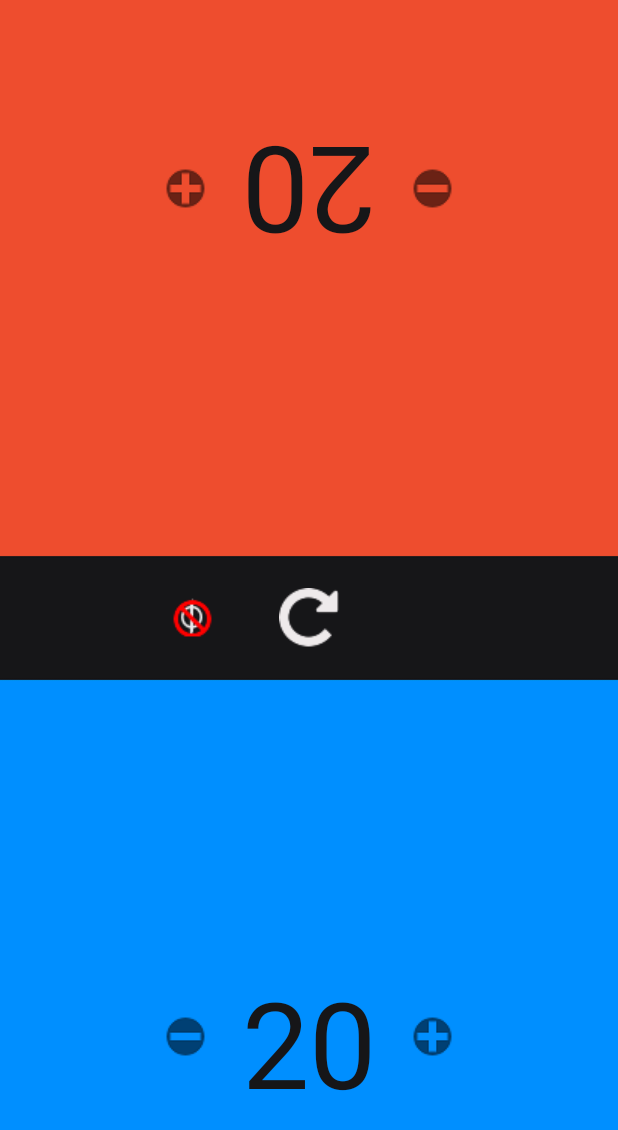
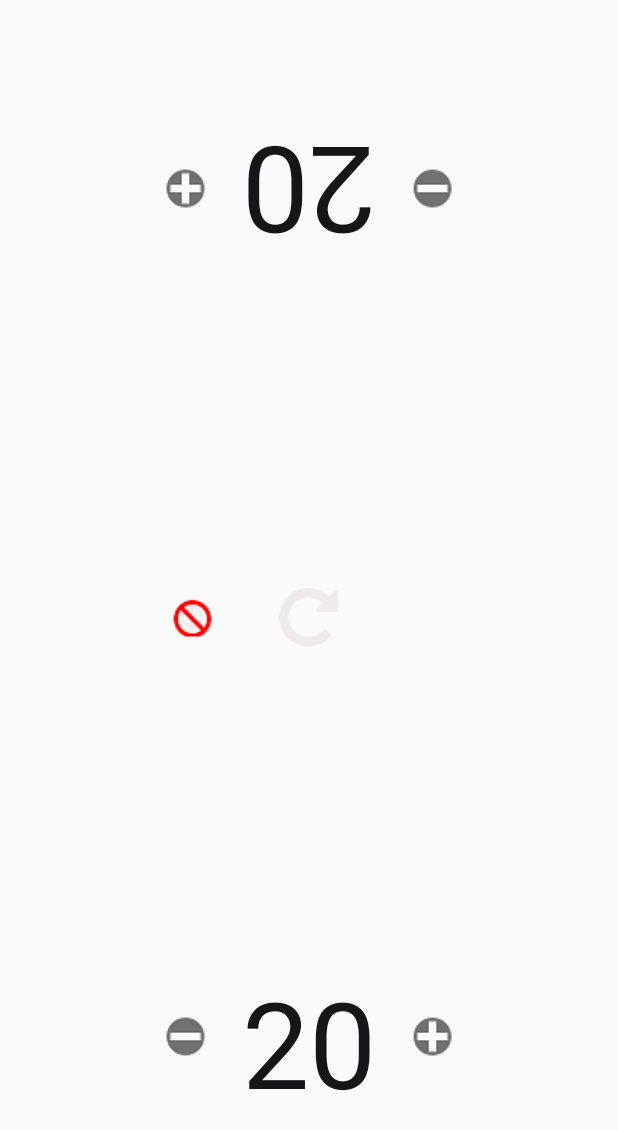
Before and after one commit to MarcelJurtz/LifeCounter, an Android app: the screen it shows after launch (MainActivity), on a phone screen of 412 x 824 dp. Shown: the top 1130 px of the screen. Run offline under Robolectric (Android 15) with nearby library versions, the light colour scheme and no system bars.

Commit message:
Added Images for Color-Buttons

```diff
--- a/app/src/main/res/layout/activity_main.xml
+++ b/app/src/main/res/layout/activity_main.xml
@@ -8,7 +8,6 @@
     android:paddingRight="@dimen/activity_horizontal_margin"
     android:paddingTop="@dimen/activity_vertical_margin"
     tools:context="com.marceljurtz.lifecounter.MainActivity"
-    android:background="@drawable/background_small"
     android:id="@+id/mainLayout">
 
     <!-- Gegner -->
--- a/app/src/main/res/values/colors.xml
+++ b/app/src/main/res/values/colors.xml
@@ -3,4 +3,7 @@
     <color name="colorPrimary">#161618</color>
     <color name="colorPrimaryDark">#161618</color>
     <color name="colorAccent">#FF4081</color>
+    <color name="homeDefault">#008fff</color>
+    <color name="guestDefault">#ee4d2e</color>
+    <color name="settingsBar">#161618</color>
 </resources>
```
Also changed, not shown: app/src/main/res/drawable/black_35.png (added), app/src/main/res/drawable/blue_35.png (added), app/src/main/res/drawable/button_minus_25.png (deleted), app/src/main/res/drawable/button_plus_25.png (deleted), app/src/main/res/drawable/button_repeat_25.png (deleted), app/src/main/res/drawable/button_repeat_30.png (deleted), app/src/main/res/drawable/green_35.png (added), app/src/main/res/drawable/red_35.png (added), app/src/main/res/drawable/white_35.png (added).
